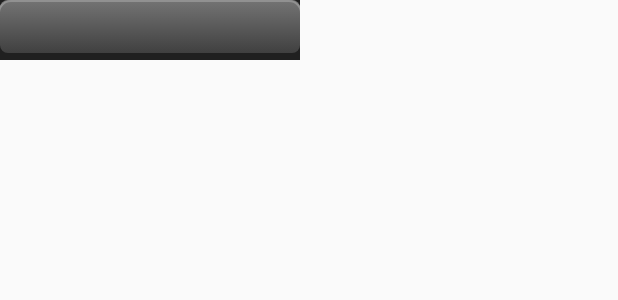
After one commit to romanow-nsk/lep500, an Android app: the layout settings_item.xml on its own in the app's theme, with its tools: preview values and no code run, on a phone screen of 412 x 824 dp. The commit adds this screen. Shown: the top 300 px of the screen. Run offline under Robolectric (Android 15) with nearby library versions, the phone set to English and light mode, and no system bars.

Commit message:
Меню

```diff
--- /dev/null
+++ b/app/src/main/res/layout/settings_item.xml
@@ -0,0 +1,29 @@
+<?xml version="1.0" encoding="utf-8"?>
+<LinearLayout xmlns:android="http://schemas.android.com/apk/res/android"
+    android:orientation="horizontal"
+    android:layout_width="200dp"
+    android:layout_height="40dp"
+    android:background="#FF202020"
+    >
+    <TextView style="@style/BlackButton"
+        android:layout_width="200dp"
+        android:layout_height="35dp"
+        android:textSize="20dp"
+        android:id="@+id/dialog_settings_name"
+        android:clickable="true" />
+    <EditText style="@style/BlackButton"
+        android:id="@+id/dialog_settings_value"
+        android:layout_width="match_parent"
+        android:layout_height="35dp"
+        android:layout_marginLeft="10dp"
+        android:gravity="center"
+        android:clickable="true"
+        android:inputType="number"
+        android:lines="1"
+        android:text=""
+        android:paddingLeft="10dp"
+        android:paddingRight="10dp"
+        android:textColor="@color/White"
+        android:textSize="20dp" />
+
+</LinearLayout>
```
Also changed, not shown: app/src/main/java/me/romanow/lep500/LEP500Settings.java (added, +10 -0 lines), app/src/main/java/me/romanow/lep500/MainActivity.java (+43 -15 lines), app/src/main/java/me/romanow/lep500/MenuSettings.java (added, +130 -0 lines), app/src/main/java/me/romanow/lep500/ValueListener.java (added, +7 -0 lines), app/src/main/res/layout/settings.xml (added, +39 -0 lines).
